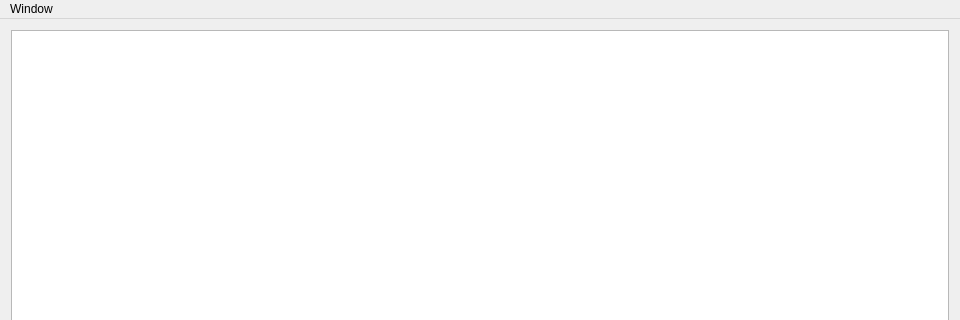
The window that OSLD/osldisplay.ui (Dystill/umassd-osld) describes before a commit, drawn with Qt 5; both pictures show x 0 to 960 and y 0 to 320 of the 960 by 540 pixel window.
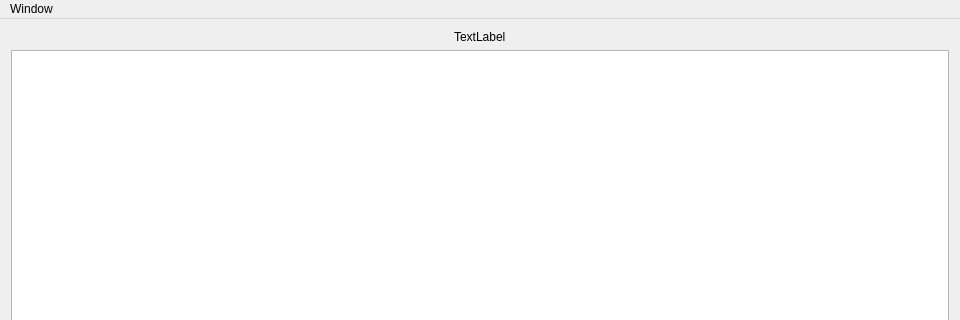
The same window after the commit.

Commit message: root path alignment & block copy constructor

What changed in the file:
```diff
--- a/OSLD/osldisplay.ui
+++ b/OSLD/osldisplay.ui
@@ -29,6 +29,13 @@
    <layout class="QVBoxLayout" name="verticalLayout_2">
     <item>
      <layout class="QVBoxLayout" name="verticalLayout">
+      <item alignment="Qt::AlignHCenter">
+       <widget class="QLabel" name="titleLabel">
+        <property name="text">
+         <string>TextLabel</string>
+        </property>
+       </widget>
+      </item>
       <item>
        <widget class="QGraphicsView" name="graphicsView"/>
       </item>
```
Left out of the diff: 6 changed lines with no effect on the pictures. Lines whose indentation alone changed are shown as unchanged. The commit also changes 9 other files.
